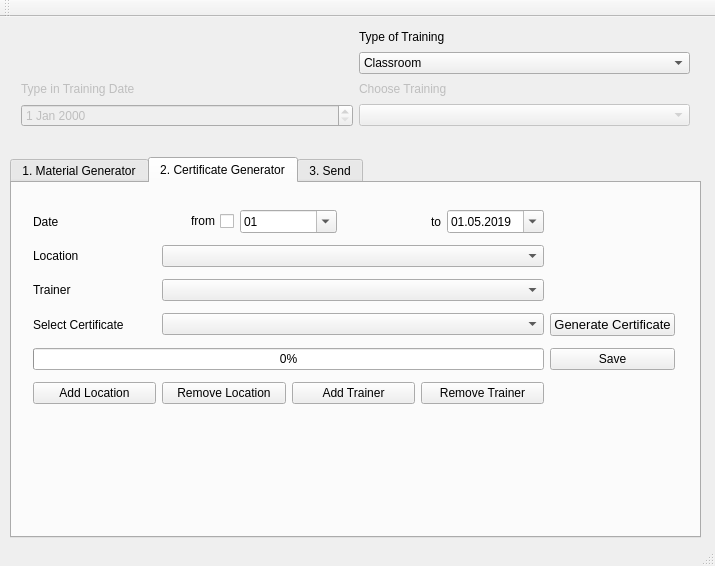
This is ui/mainwindow.ui in QVllasa/TrainingTool as Qt 5 draws it before an edit. The edited form follows.
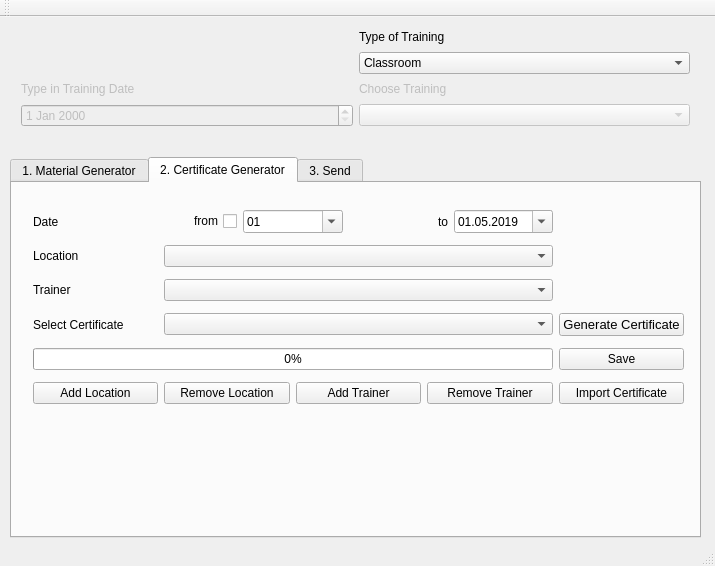
This is the edited form.

Commit message: generate Certificate method addded to main

Diff of the .ui file:
```diff
--- a/ui/mainwindow.ui
+++ b/ui/mainwindow.ui
@@ -143,7 +143,7 @@
        <rect>
         <x>10</x>
         <y>10</y>
-        <width>664</width>
+        <width>673</width>
         <height>228</height>
        </rect>
       </property>
@@ -297,6 +297,13 @@
          </item>
         </layout>
        </item>
+       <item row="6" column="4">
+        <widget class="QPushButton" name="addCertificate">
+         <property name="text">
+          <string>Import Certificate</string>
+         </property>
+        </widget>
+       </item>
       </layout>
      </widget>
     </widget>
```
Left out of the diff: 2 changed lines with no effect on the pictures. The commit also changes 18 other files.
